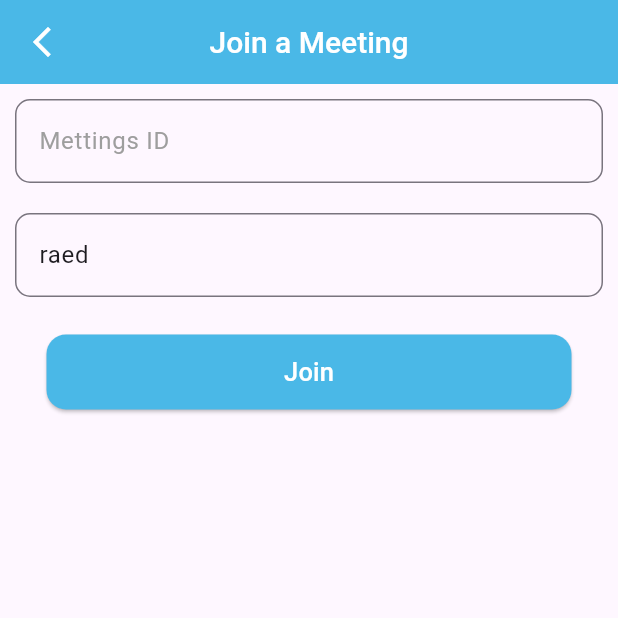
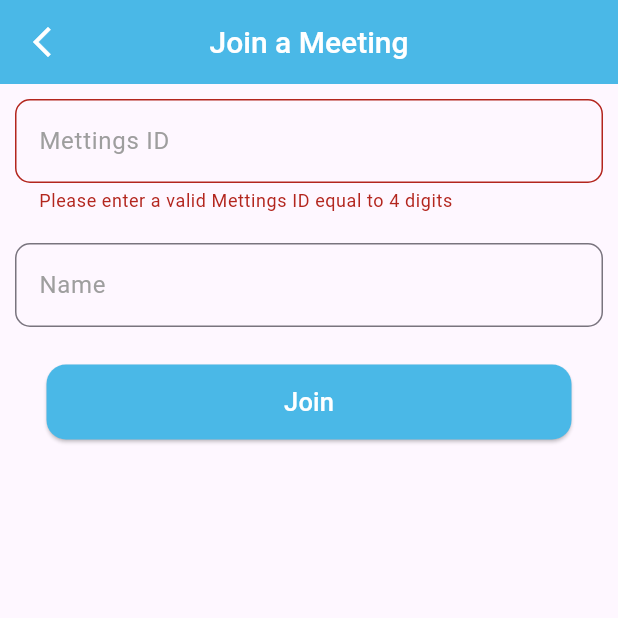
Before and after one commit to raedzayoud/Team_Collaboration, a Flutter app: the Joinmettings screen opened by its route, after a tap on "Join", on a phone screen of 412 x 824 dp, the top half of it. Run offline on Flutter 3.47's test engine with Material 3 defaults, Android fonts, the phone set to English and light mode, and no system bars; our stand-ins replace bloc, cloud_firestore, dartz, dio, firebase_core, flutter_bloc and 3 more; missing offline and left inert: dart:ffi, flutter_quill, jitsi_meet_flutter_sdk; accounts and stored records are empty.

Commit message:
add some validation of join mettings

```diff
--- a/lib/feature/meetings/data/repos/metting_repos_impl.dart
+++ b/lib/feature/meetings/data/repos/metting_repos_impl.dart
@@ -1,4 +1,5 @@
 import 'package:collab_doc/feature/meetings/data/repos/meeting_repos.dart';
+import 'package:collab_doc/main.dart';
 import 'package:jitsi_meet_flutter_sdk/jitsi_meet_flutter_sdk.dart';
 
 class MettingReposImpl implements MeetingRepos {
@@ -14,8 +15,8 @@ class MettingReposImpl implements MeetingRepos {
           "startWithVideoMuted": true,
         },
         userInfo: JitsiMeetUserInfo(
-          displayName: "raed",
-          email: "raed@gmail.com",
+          displayName: infoUserSharedPreferences.getString("username") ?? "",
+          email: infoUserSharedPreferences.getString("email") ?? "",
         ),
       );
       await jitsiMeet.join(options);
--- a/lib/feature/meetings/presentation/view/joinmettings.dart
+++ b/lib/feature/meetings/presentation/view/joinmettings.dart
@@ -3,6 +3,7 @@ import 'package:collab_doc/feature/meetings/data/repos/metting_repos_impl.dart';
 import 'package:collab_doc/feature/meetings/presentation/manger/cubit/mettings_cubit.dart';
 import 'package:collab_doc/feature/meetings/presentation/view/widgets/apparjoinmettings.dart';
 import 'package:collab_doc/feature/meetings/presentation/view/widgets/textformfieldjoinmettings.dart';
+import 'package:collab_doc/main.dart';
 import 'package:flutter/material.dart';
 import 'package:flutter_bloc/flutter_bloc.dart';
 
@@ -21,13 +22,15 @@ class _JoinMeetingScreenState extends State<Joinmettings> {
   late final TextEditingController idController;
   late final TextEditingController nameController;
   final MettingReposImpl meetingRepositoryImplementation = MettingReposImpl();
+  final GlobalKey<FormState> _formKey = GlobalKey<FormState>();
 
   @override
   void initState() {
     idController = TextEditingController();
     // nameController = TextEditingController(
     //     text: authRepositoryImplementation.user.displayName);
-    nameController = TextEditingController(text: "raed");
+    nameController = TextEditingController(
+        text: infoUserSharedPreferences.getString("username") ?? "");
 
     super.initState();
   }
@@ -43,12 +46,26 @@ class _JoinMeetingScreenState extends State<Joinmettings> {
   Widget build(BuildContext context) {
     return Scaffold(
       appBar: ApparJoinMettings(),
-      body: Column(
+      body: Form(
+        key: _formKey,
+        child: Column(
           children: [
             SizedBox(
               height: 10,
             ),
             TextFormFieldJoinMettings(
+              validator: (value) {
+                if (value!.length.toInt() < 4) {
+                  return 'Please enter a valid Mettings ID equal to 4 digits';
+                }
+                if (value.length.toInt() > 4) {
+                  return 'Please enter a valid Mettings ID less than 4 digits';
+                }
+                if (value == null || value.isEmpty) {
+                  return 'Please enter Mettings ID';
+                }
+                return null;
+              },
               controller: idController,
               hintText: 'Mettings ID',
             ),
@@ -77,8 +94,10 @@ class _JoinMeetingScreenState extends State<Joinmettings> {
                   ),
                 ),
                 onPressed: () {
+                  if (_formKey.currentState!.validate()) {
                     BlocProvider.of<MettingsCubit>(context)
                         .joinMeeting(idController.text);
+                  }
                 },
                 child: const Center(
                   child: Text(
@@ -97,6 +116,7 @@ class _JoinMeetingScreenState extends State<Joinmettings> {
             ),
           ],
         ),
+      ),
     );
   }
 }
--- a/lib/feature/meetings/presentation/view/widgets/textformfieldjoinmettings.dart
+++ b/lib/feature/meetings/presentation/view/widgets/textformfieldjoinmettings.dart
@@ -1,17 +1,20 @@
-
 import 'package:flutter/material.dart';
 
 class TextFormFieldJoinMettings extends StatelessWidget {
   final TextEditingController? controller;
   final String? hintText;
-  const TextFormFieldJoinMettings({super.key, this.controller, this.hintText});
+  final String? Function(String?)? validator;
+  const TextFormFieldJoinMettings(
+      {super.key, this.controller, this.hintText, this.validator});
 
   @override
   Widget build(BuildContext context) {
     return Container(
       margin: const EdgeInsets.symmetric(horizontal: 10),
       child: TextFormField(
+        validator: validator,
         controller: controller,
+        keyboardType: TextInputType.number,
         decoration: InputDecoration(
           hintText: hintText,
           hintStyle: const TextStyle(color: Colors.grey),
```
Lines whose indentation alone changed are shown as unchanged.
